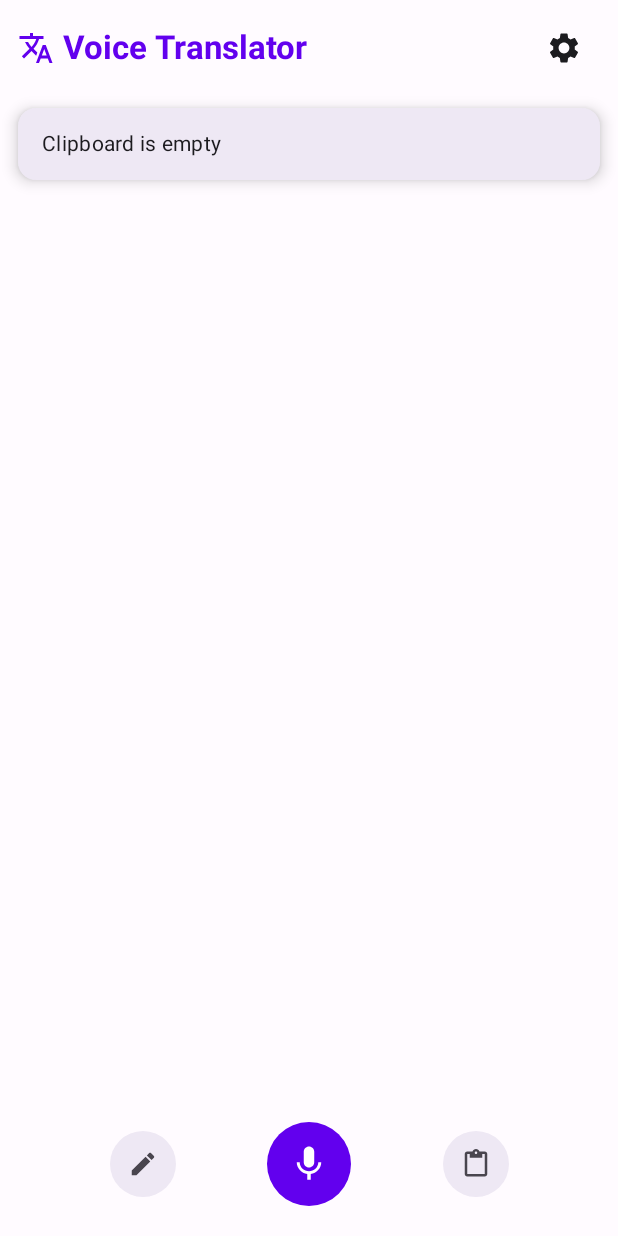
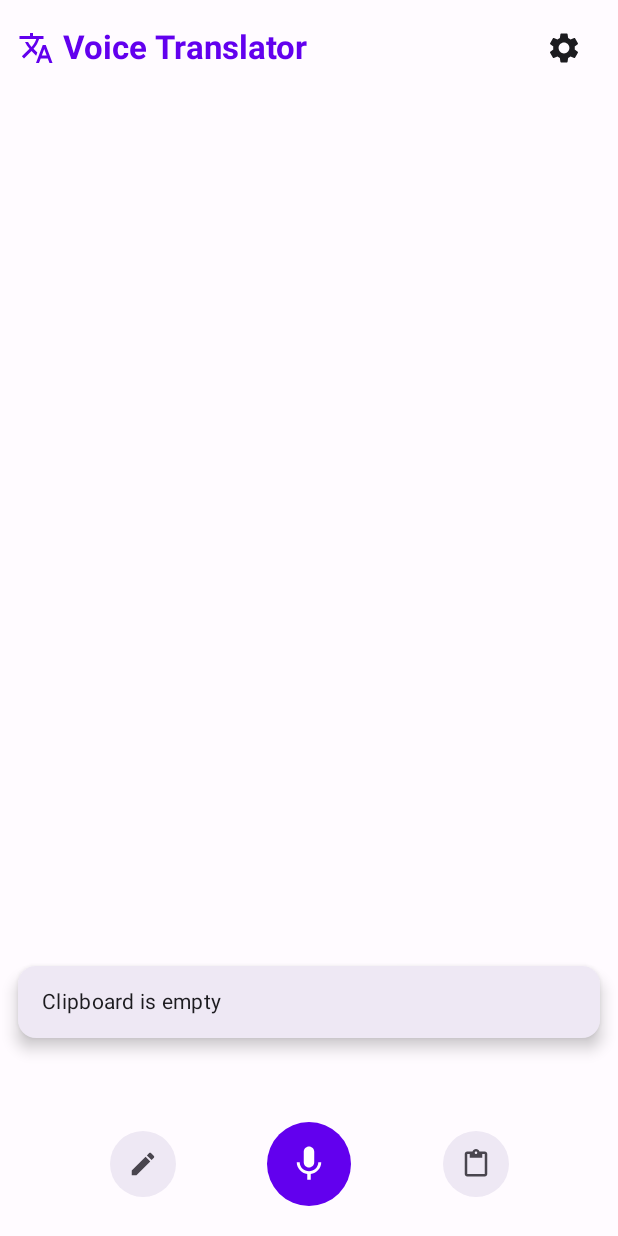
Before and after one commit to vipseal/voice-translator, an Android app built with Jetpack Compose: the composable TranslatorScreen shown on its own in the app's theme, after a tap on "Paste", on a phone screen of 412 x 824 dp. Run offline under Robolectric (Android 15) with nearby library versions, the light colour scheme and no system bars; 1 statement that could not run was skipped.

Commit message:
fix: move toast to bottom, avoid covering copy button

```diff
--- a/composeApp/src/commonMain/kotlin/com/hhaigc/translator/screen/TranslatorScreen.kt
+++ b/composeApp/src/commonMain/kotlin/com/hhaigc/translator/screen/TranslatorScreen.kt
@@ -515,7 +515,7 @@ fun TranslatorScreen(
     }
     SnackbarHost(
         hostState = snackbarHostState,
-        modifier = Modifier.align(Alignment.TopCenter).padding(top = 60.dp)
+        modifier = Modifier.align(Alignment.BottomCenter).padding(bottom = 120.dp)
     ) { data ->
         Snackbar(
             snackbarData = data,
```
